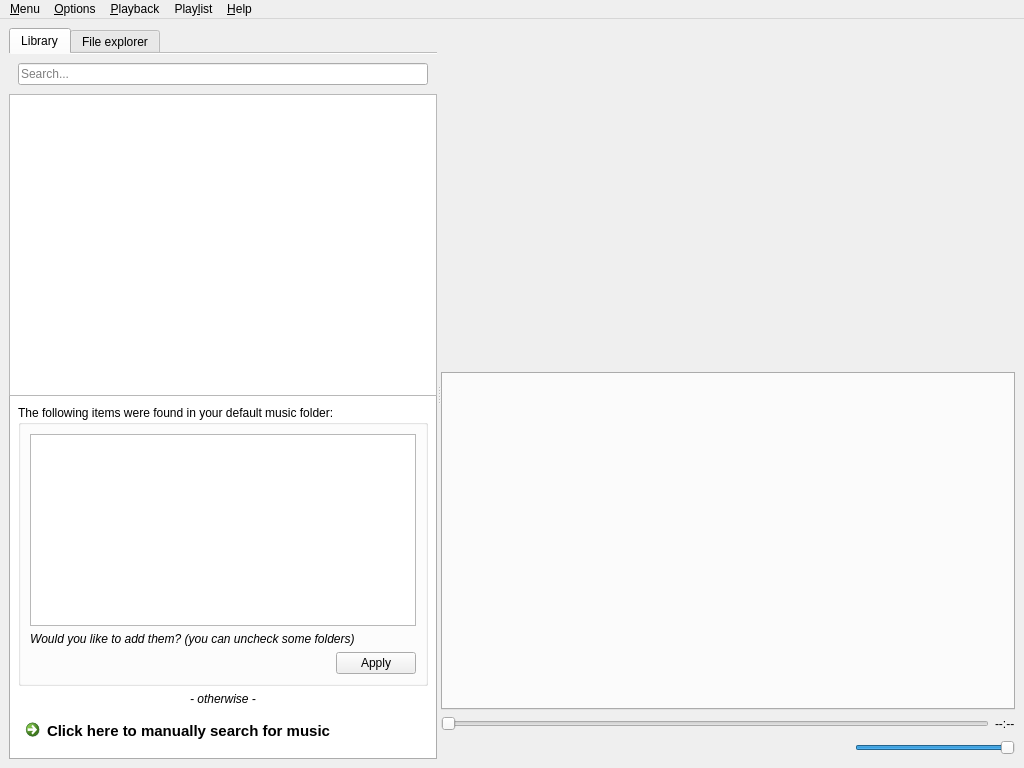
First picture: the form in code/src/mainwindow.ui, repository MBach/Miam-Player, before the edit.
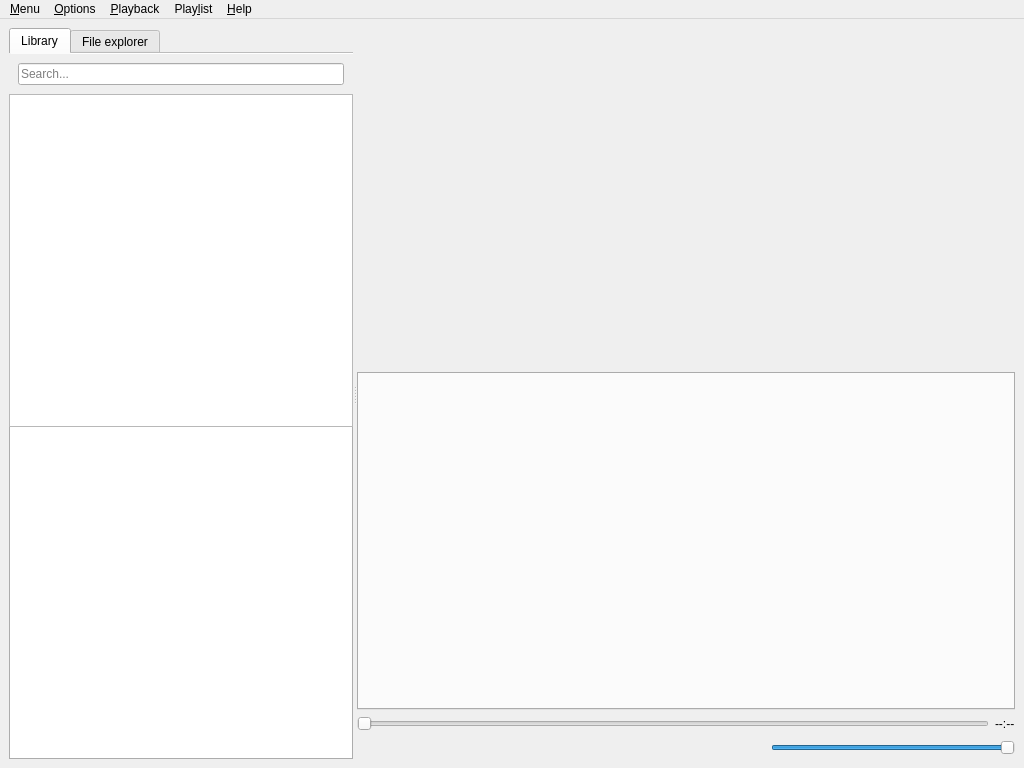
Second picture: the form after the edit. Icons and pictures are not drawn. Custom widgets are drawn as their Qt base class.

Commit message:
Quick Start
Moved in a separate class to avoid a big MainWindow class

The edit to the form file:
```diff
--- a/code/src/mainwindow.ui
+++ b/code/src/mainwindow.ui
@@ -89,152 +89,16 @@
           </widget>
          </item>
          <item>
-          <widget class="QWidget" name="widgetFirstRun" native="true">
-           <layout class="QVBoxLayout" name="verticalLayout_2">
-            <property name="margin">
-             <number>0</number>
-            </property>
-            <item>
-             <widget class="QWidget" name="quickStartWidget" native="true">
-              <property name="styleSheet">
-               <string notr="true">QWidget#quickStartWidget {
-border-left: #ACACAC;
-border-bottom: #ACACAC;
-border-right: #ACACAC;
-border-width: 1;
-border-style: solid;
-background-color: white;
-}</string>
-              </property>
-              <layout class="QVBoxLayout" name="verticalLayout_6">
-               <item>
-                <widget class="QGroupBox" name="quickStartGroupBox">
-                 <property name="sizePolicy">
-                  <sizepolicy hsizetype="Preferred" vsizetype="Expanding">
-                   <horstretch>0</horstretch>
-                   <verstretch>3</verstretch>
-                  </sizepolicy>
-                 </property>
-                 <property name="title">
-                  <string>The following items were found in your default music folder:</string>
-                 </property>
-                 <layout class="QVBoxLayout" name="verticalLayout_5">
-                  <item>
-                   <widget class="QTableWidget" name="quickStartTableWidget">
-                    <property name="sizePolicy">
-                     <sizepolicy hsizetype="Expanding" vsizetype="Minimum">
-                      <horstretch>0</horstretch>
-                      <verstretch>0</verstretch>
-                     </sizepolicy>
-                    </property>
-                    <property name="horizontalScrollBarPolicy">
-                     <enum>Qt::ScrollBarAlwaysOff</enum>
-                    </property>
-                    <property name="editTriggers">
-                     <set>QAbstractItemView::NoEditTriggers</set>
-                    </property>
-                    <property name="selectionMode">
-                     <enum>QAbstractItemView::NoSelection</enum>
-                    </property>
-                    <property name="showGrid">
-                     <bool>false</bool>
-                    </property>
-                    <property name="cornerButtonEnabled">
-                     <bool>false</bool>
-                    </property>
-                    <attribute name="horizontalHeaderVisible">
-                     <bool>false</bool>
-                    </attribute>
-                    <attribute name="horizontalHeaderHighlightSections">
-                     <bool>false</bool>
-                    </attribute>
-                    <attribute name="horizontalHeaderStretchLastSection">
-                     <bool>true</bool>
-                    </attribute>
-                    <attribute name="verticalHeaderVisible">
-                     <bool>false</bool>
-                    </attribute>
-                    <attribute name="verticalHeaderHighlightSections">
-                     <bool>false</bool>
-                    </attribute>
-                    <column>
-                     <property name="text">
-                      <string>Folders</string>
-                     </property>
-                    </column>
-                    <column>
-                     <property name="text">
-                      <string>Number of files</string>
-                     </property>
-                    </column>
-                   </widget>
-                  </item>
-                  <item>
-                   <widget class="QLabel" name="quickStartLabel">
-                    <property name="sizePolicy">
-                     <sizepolicy hsizetype="Preferred" vsizetype="Fixed">
-                      <horstretch>0</horstretch>
-                      <verstretch>0</verstretch>
-                     </sizepolicy>
-                    </property>
-                    <property name="font">
-                     <font>
-                      <italic>true</italic>
-                     </font>
-                    </property>
-                    <property name="text">
-                     <string>Would you like to add them? (you can uncheck some folders)</string>
-                    </property>
-                   </widget>
-                  </item>
-                  <item>
-                   <widget class="QDialogButtonBox" name="quickStartButtonBox">
-                    <property name="standardButtons">
-                     <set>QDialogButtonBox::Apply</set>
-                    </property>
-                   </widget>
-                  </item>
-                 </layout>
-                </widget>
-               </item>
-               <item>
-                <widget class="QLabel" name="label">
-                 <property name="font">
-                  <font>
-                   <italic>true</italic>
-                  </font>
-                 </property>
-                 <property name="text">
-                  <string>- otherwise -</string>
-                 </property>
-                 <property name="alignment">
-                  <set>Qt::AlignCenter</set>
-                 </property>
-                </widget>
-               </item>
-               <item>
-                <widget class="QCommandLinkButton" name="commandLinkButtonLibrary">
-                 <property name="sizePolicy">
-                  <sizepolicy hsizetype="Preferred" vsizetype="Expanding">
-                   <horstretch>0</horstretch>
-                   <verstretch>1</verstretch>
-                  </sizepolicy>
-                 </property>
-                 <property name="font">
-                  <font>
-                   <family>Segoe UI</family>
-                   <pointsize>11</pointsize>
-                  </font>
-                 </property>
-                 <property name="text">
-                  <string>Click here to manually search for music</string>
-                 </property>
-                </widget>
-               </item>
-              </layout>
-             </widget>
-            </item>
-           </layout>
+          <widget class="QuickStart" name="quickStart" native="true">
+           <property name="sizePolicy">
+            <sizepolicy hsizetype="Preferred" vsizetype="Expanding">
+             <horstretch>0</horstretch>
+             <verstretch>0</verstretch>
+            </sizepolicy>
+           </property>
+           <property name="styleSheet">
+            <string notr="true">#quickStart { border-left: #ACACAC; border-bottom: #ACACAC; border-right: #ACACAC; border-width: 1; border-style: solid; background-color: white; }</string>
+           </property>
           </widget>
          </item>
         </layout>
@@ -780,6 +644,12 @@
    <extends>QTreeView</extends>
    <header>filesystem/filesystemtreeview.h</header>
   </customwidget>
+  <customwidget>
+   <class>QuickStart</class>
+   <extends>QWidget</extends>
+   <header>quickstart.h</header>
+   <container>1</container>
+  </customwidget>
  </customwidgets>
  <tabstops>
   <tabstop>leftTabs</tabstop>
```
Left out of the diff: 18 changed lines with no effect on the pictures. The commit also changes 29 other files.
